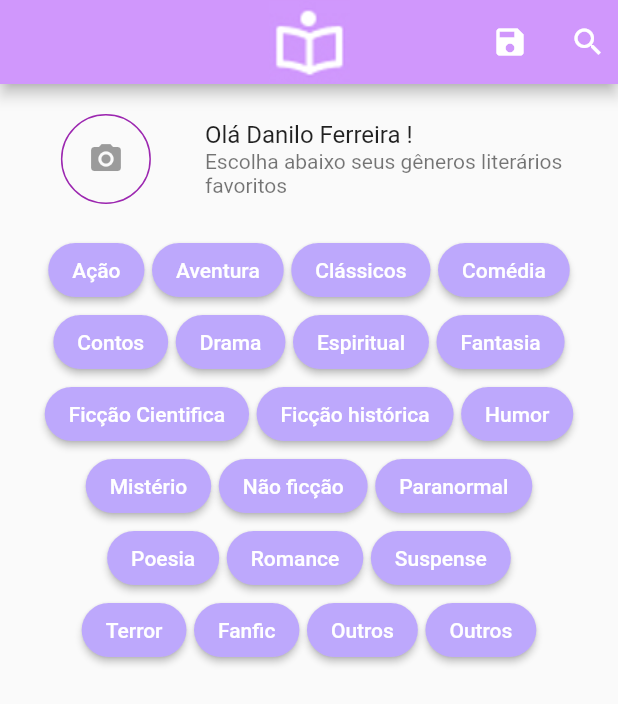
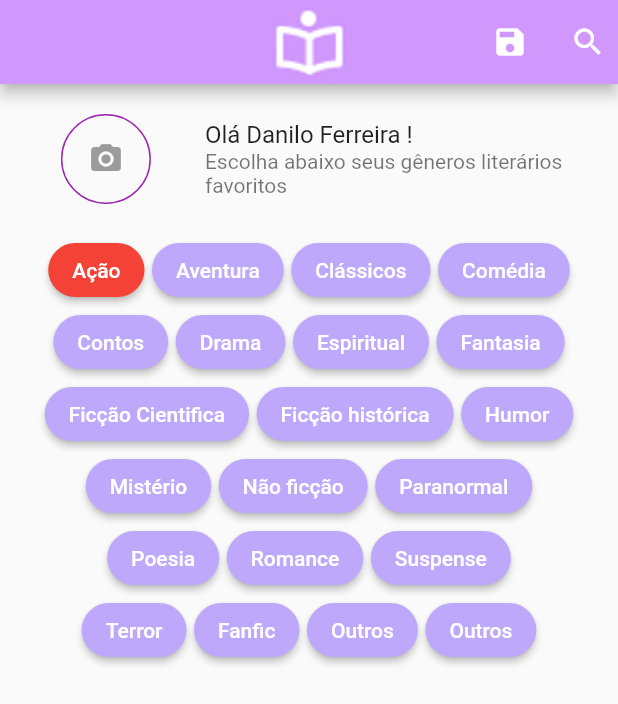
Before and after one commit to SamuelEngComp/app_cooperativa_livros_danilo, a Flutter app: the screen it shows after launch, after a tap on "Ação", on a phone screen of 412 x 824 dp. Shown: the top 704 px of the screen. Run offline on Flutter 3.47's test engine with Material 2 defaults, Android fonts, the phone set to English and light mode, and no system bars; our stand-ins replace animated_splash_screen.

```diff
--- a/lib/tela_montar_perfil.dart
+++ b/lib/tela_montar_perfil.dart
@@ -8,6 +8,13 @@ class TelaMontarPerfil extends StatefulWidget {
 }
 
 class _TelaMontarPerfilState extends State<TelaMontarPerfil> {
+
+  bool isSelected = false;
+
+  @override
+  void initState() {
+    isSelected = false;
+  }
 
 
 
@@ -28,6 +35,8 @@ class _TelaMontarPerfilState extends State<TelaMontarPerfil> {
       Text('Romance', style: TextStyle(color: Colors.white),), Text('Suspense', style: TextStyle(color: Colors.white),),
     Text('Terror', style: TextStyle(color: Colors.white),), Text('Fanfic', style: TextStyle(color: Colors.white),),
       Text('Outros', style: TextStyle(color: Colors.white),)];
+
+    List generosEscolhidos = [];
 
     return Scaffold(
       appBar: AppBar(
@@ -94,16 +103,36 @@ class _TelaMontarPerfilState extends State<TelaMontarPerfil> {
                     Row(
                       mainAxisAlignment: MainAxisAlignment.center,
                       children: [
-                        ElevatedButton(
-                            onPressed: (){},
+
+                        GestureDetector(
+                          onTap: (){
+                            setState(() {
+                              isSelected = !isSelected;
+                            });
+                          },
+                          child: ElevatedButton(
+                            onPressed: (){
+                              setState(() {
+                                isSelected = !isSelected;
+                                if(isSelected){
+                                  generosEscolhidos.add('Ação');
+                                }
+
+                                print(generosEscolhidos);
+                              });
+                            },
                             child: generos[0],
                             style: ButtonStyle(
-                                backgroundColor:MaterialStateProperty.all<Color>(
+                              backgroundColor:isSelected?MaterialStateProperty.all<Color>(
+                                  Colors.red):
+                              MaterialStateProperty.all<Color>(
                                   Color(0xFFBDA8FC)),
                               shape: MaterialStateProperty.all(RoundedRectangleBorder(
                                   borderRadius: BorderRadius.circular(40.0))),
                             ),
+                          ),
                         ),
+
 
                         SizedBox(width: 5,),
 
```
